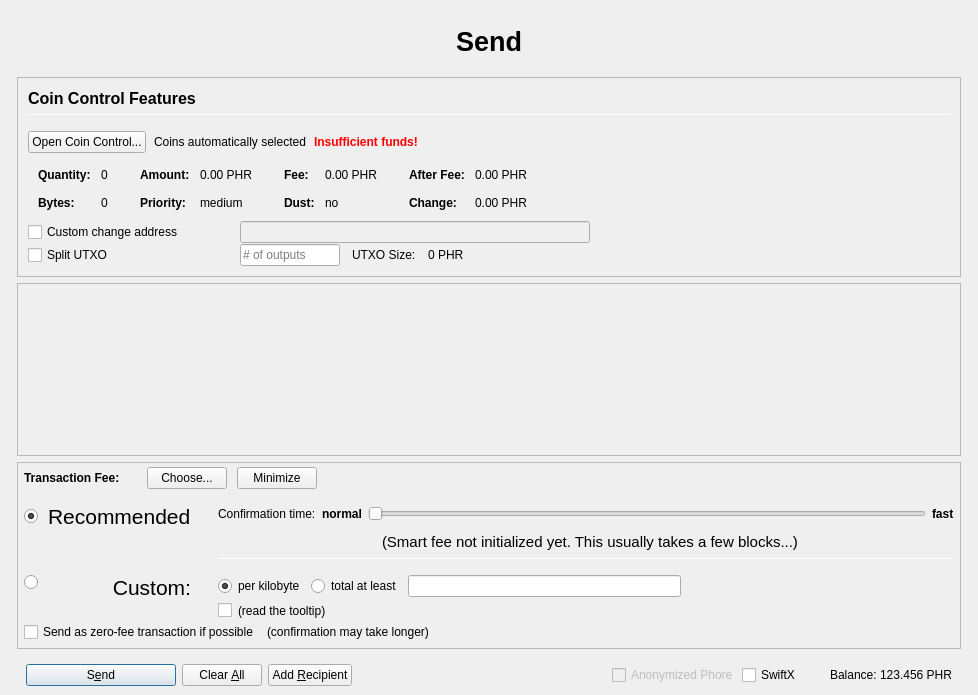
Qt form src/qt/forms/sendcoinsdialog.ui (wqking-misc/SocialSend) before a commit.
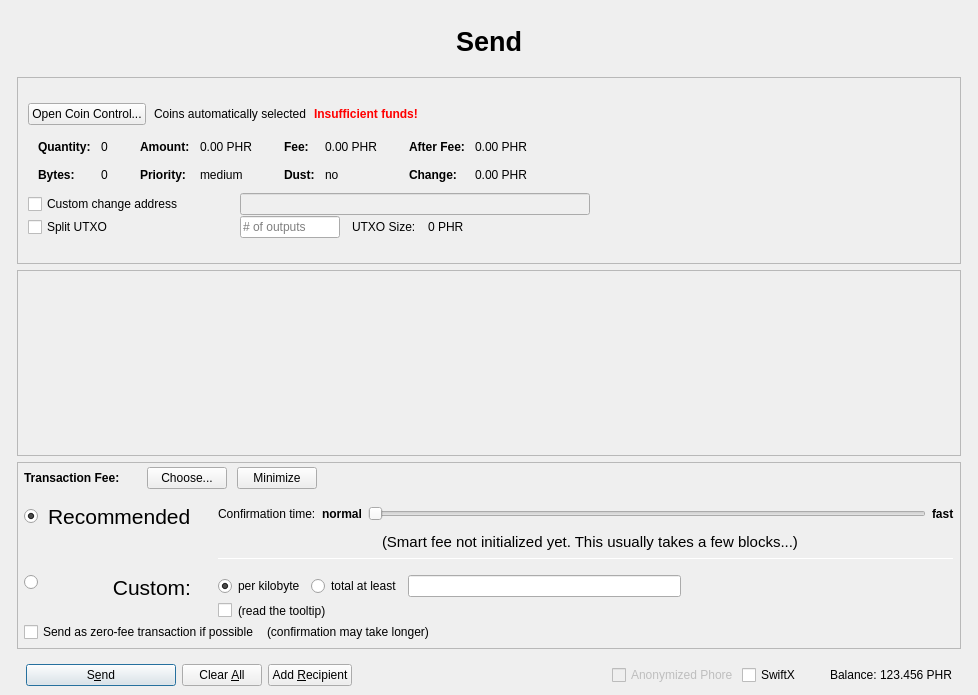
The same form after that commit. Icons and pictures are not drawn. Custom widgets are drawn as their Qt base class.

What changed in the file:
```diff
--- a/src/qt/forms/sendcoinsdialog.ui
+++ b/src/qt/forms/sendcoinsdialog.ui
@@ -170,54 +170,6 @@
                   <property name="spacing">
                    <number>6</number>
                   </property>
-                  <item>
-                   <widget class="QLabel" name="labelCoinControlFeatures">
-                    <property name="sizePolicy">
-                     <sizepolicy hsizetype="Preferred" vsizetype="Maximum">
-                      <horstretch>0</horstretch>
-                      <verstretch>0</verstretch>
-                     </sizepolicy>
-                    </property>
-                    <property name="minimumSize">
-                     <size>
-                      <width>0</width>
-                      <height>20</height>
-                     </size>
-                    </property>
-                    <property name="font">
-                     <font>
-                      <pointsize>12</pointsize>
-                      <weight>75</weight>
-                      <bold>true</bold>
-                     </font>
-                    </property>
-                    <property name="styleSheet">
-                     <string notr="true">font-weight:bold;</string>
-                    </property>
-                    <property name="text">
-                     <string>Coin Control Features</string>
-                    </property>
-                   </widget>
-                  </item>
-                  <item>
-                   <widget class="Line" name="line">
-                    <property name="minimumSize">
-                     <size>
-                      <width>0</width>
-                      <height>1</height>
-                     </size>
-                    </property>
-                    <property name="maximumSize">
-                     <size>
-                      <width>16777215</width>
-                      <height>1</height>
-                     </size>
-                    </property>
-                    <property name="orientation">
-                     <enum>Qt::Horizontal</enum>
-                    </property>
-                   </widget>
-                  </item>
                  </layout>
                 </item>
                </layout>
@@ -232,6 +184,12 @@
                 </property>
                 <item>
                  <widget class="QPushButton" name="pushButtonCoinControl">
+                  <property name="sizePolicy">
+                   <sizepolicy hsizetype="Minimum" vsizetype="Fixed">
+                    <horstretch>0</horstretch>
+                    <verstretch>0</verstretch>
+                   </sizepolicy>
+                  </property>
                   <property name="styleSheet">
                    <string notr="true"/>
                   </property>
@@ -858,7 +816,7 @@
              <x>0</x>
              <y>0</y>
              <width>944</width>
-             <height>83</height>
+             <height>110</height>
             </rect>
            </property>
            <layout class="QVBoxLayout" name="verticalLayout_2" stretch="0,1">
@@ -1732,17 +1690,17 @@
   </layout>
  </widget>
  <customwidgets>
+  <customwidget>
+   <class>QValidatedLineEdit</class>
+   <extends>QLineEdit</extends>
+   <header>qvalidatedlineedit.h</header>
+  </customwidget>
   <customwidget>
    <class>BitcoinAmountField</class>
    <extends>QLineEdit</extends>
    <header>bitcoinamountfield.h</header>
    <container>1</container>
   </customwidget>
-  <customwidget>
-   <class>QValidatedLineEdit</class>
-   <extends>QLineEdit</extends>
-   <header>qvalidatedlineedit.h</header>
-  </customwidget>
  </customwidgets>
  <resources>
   <include location="../phore.qrc"/>
```
